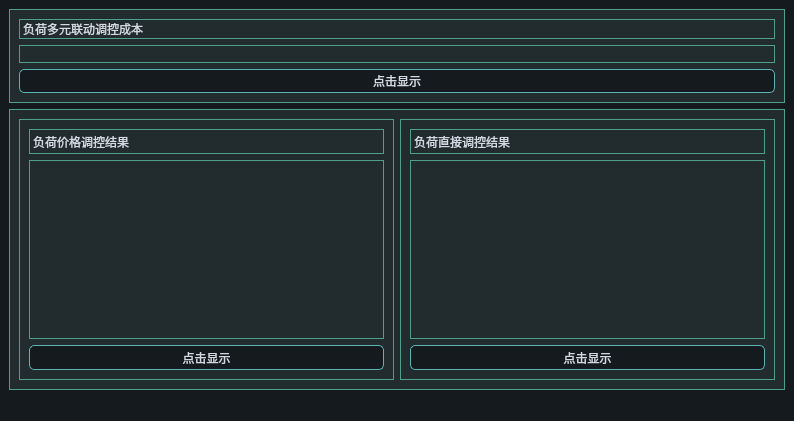
Old version of the form M2ResultWindow.ui in the repository Estellalan/gzdw_desk.
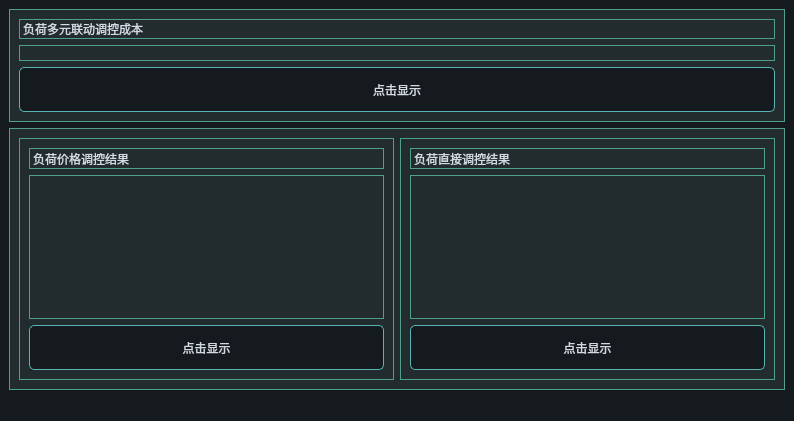
New version of the form.

Patch:
```diff
--- a/M2ResultWindow.ui
+++ b/M2ResultWindow.ui
@@ -116,6 +116,18 @@
            <verstretch>1</verstretch>
           </sizepolicy>
          </property>
+         <property name="minimumSize">
+          <size>
+           <width>100</width>
+           <height>45</height>
+          </size>
+         </property>
+         <property name="maximumSize">
+          <size>
+           <width>16777215</width>
+           <height>55</height>
+          </size>
+         </property>
          <property name="text">
           <string>点击显示</string>
          </property>
@@ -182,6 +194,18 @@
               <verstretch>1</verstretch>
              </sizepolicy>
             </property>
+            <property name="minimumSize">
+             <size>
+              <width>0</width>
+              <height>45</height>
+             </size>
+            </property>
+            <property name="maximumSize">
+             <size>
+              <width>16777215</width>
+              <height>55</height>
+             </size>
+            </property>
             <property name="text">
              <string>点击显示</string>
             </property>
@@ -233,6 +257,18 @@
               <verstretch>1</verstretch>
              </sizepolicy>
             </property>
+            <property name="minimumSize">
+             <size>
+              <width>0</width>
+              <height>45</height>
+             </size>
+            </property>
+            <property name="maximumSize">
+             <size>
+              <width>16777215</width>
+              <height>55</height>
+             </size>
+            </property>
             <property name="text">
              <string>点击显示</string>
             </property>
```
